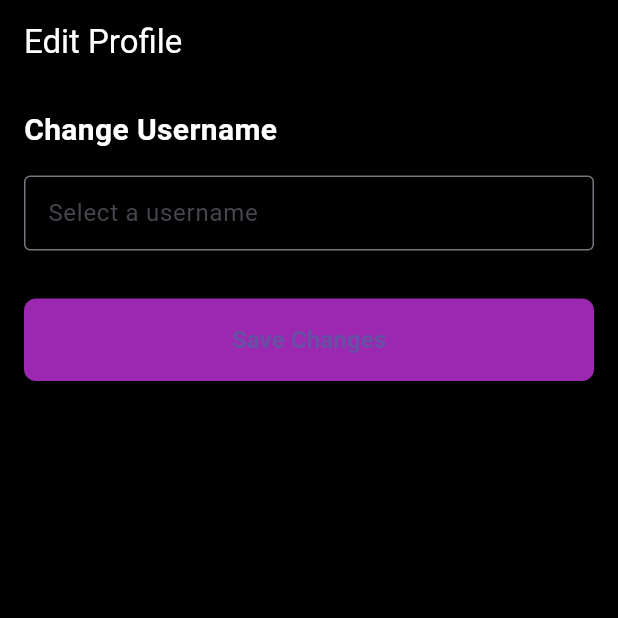
After one commit to abdurrahimagca/qoo_quote, a Flutter app: the PatchUserPage screen opened directly, on a phone screen of 412 x 824 dp, the top half of it. The commit adds this screen. Run offline on Flutter 3.47's test engine with Material 3 defaults, Android fonts, the phone set to English and light mode, and no system bars; our stand-ins replace app_links, cached_network_image, dio, flutter_dotenv, flutter_secure_storage, flutter_svg and 6 more; accounts and stored records are empty.

Commit message:
feat: add user profile patching functionality and username availability check

```diff
--- /dev/null
+++ b/lib/features/auth/components/select_username.dart
@@ -0,0 +1,76 @@
+import 'dart:async';
+import 'package:flutter/material.dart';
+import 'package:logger/logger.dart';
+import 'package:qoo_quote/services/gql/user_service.dart';
+
+class SelectUsername extends StatefulWidget {
+  SelectUsername({super.key});
+  final _logger = Logger();
+  @override
+  State<SelectUsername> createState() => _SelectUsernameState();
+}
+
+class _SelectUsernameState extends State<SelectUsername> {
+  final _controller = TextEditingController();
+  final _logger = Logger();
+  Timer? _debounce;
+  bool? _isAvailable;
+
+  @override
+  void initState() {
+    super.initState();
+
+    _controller.addListener(() {
+      final text = _controller.text.trim();
+
+      if (_debounce?.isActive ?? false) _debounce!.cancel();
+      _debounce = Timer(const Duration(milliseconds: 500), () async {
+        if (text.isNotEmpty) {
+          try {
+            final result = await UserService().checkUserNameAvailability(text);
+            _logger.d("Username availability check: $text -> $result");
+
+            setState(() => _isAvailable = result);
+          } catch (e) {
+            setState(() => _isAvailable = null); // error case
+          }
+        }
+      });
+    });
+  }
+
+  @override
+  void dispose() {
+    _controller.dispose();
+    _debounce?.cancel();
+    super.dispose();
+  }
+
+  @override
+  Widget build(BuildContext context) {
+    return Column(
+      crossAxisAlignment: CrossAxisAlignment.start,
+      children: [
+        SizedBox(
+          height: 50,
+          child: TextField(
+            controller: _controller,
+            decoration: const InputDecoration(
+              labelText: 'Select a username',
+              border: OutlineInputBorder(),
+            ),
+          ),
+        ),
+        const SizedBox(height: 8),
+        if (_isAvailable != null)
+          Text(
+            _isAvailable! ? '✅ Username available' : '❌ Username taken',
+            style: TextStyle(
+              color: _isAvailable! ? Colors.green : Colors.red,
+              fontSize: 14,
+            ),
+          ),
+      ],
+    );
+  }
+}
--- /dev/null
+++ b/lib/screens/patch_user_page.dart
@@ -0,0 +1,60 @@
+import 'package:flutter/material.dart';
+import 'package:qoo_quote/features/auth/components/select_username.dart';
+
+class PatchUserPage extends StatelessWidget {
+  const PatchUserPage({super.key});
+
+  @override
+  Widget build(BuildContext context) {
+    return Scaffold(
+      appBar: AppBar(
+        title: const Text('Edit Profile'),
+        backgroundColor: Colors.black,
+        foregroundColor: Colors.white,
+      ),
+      backgroundColor: Colors.black,
+      body: SingleChildScrollView(
+        padding: const EdgeInsets.all(16.0),
+        child: Column(
+          crossAxisAlignment: CrossAxisAlignment.start,
+          children: [
+            const Text(
+              'Change Username',
+              style: TextStyle(
+                color: Colors.white,
+                fontSize: 20,
+                fontWeight: FontWeight.bold,
+              ),
+            ),
+            const SizedBox(height: 16),
+            SelectUsername(),
+            const SizedBox(height: 24),
+            SizedBox(
+              width: double.infinity,
+              child: ElevatedButton(
+                onPressed: () {
+                  // TODO: Implement save functionality
+                  Navigator.pop(context);
+                },
+                style: ElevatedButton.styleFrom(
+                  backgroundColor: Colors.purple,
+                  padding: const EdgeInsets.symmetric(vertical: 16),
+                  shape: RoundedRectangleBorder(
+                    borderRadius: BorderRadius.circular(8),
+                  ),
+                ),
+                child: const Text(
+                  'Save Changes',
+                  style: TextStyle(
+                    fontSize: 16,
+                    fontWeight: FontWeight.bold,
+                  ),
+                ),
+              ),
+            ),
+          ],
+        ),
+      ),
+    );
+  }
+}
--- /dev/null
+++ b/lib/services/gql/user_service.dart
@@ -0,0 +1,28 @@
+// lib/services/user_service.dart
+import 'package:graphql_flutter/graphql_flutter.dart';
+import 'package:qoo_quote/services/gql/client.dart';
+
+class UserService {
+  final GraphQLClient _client = GraphQLService.client;
+
+  Future<bool> checkUserNameAvailability(String username) async {
+    const query = r'''
+      query CheckUserNameAvailability($username: String!) {
+        checkUserNameAvailability(username: $username)
+      }
+    ''';
+
+    final result = await _client.query(
+      QueryOptions(
+        document: gql(query),
+        variables: {'username': username},
+      ),
+    );
+
+    if (result.hasException) {
+      throw Exception(result.exception.toString());
+    }
+
+    return result.data?['checkUserNameAvailability'] as bool;
+  }
+}
--- a/pubspec.yaml
+++ b/pubspec.yaml
@@ -60,6 +60,7 @@ dependencies:
 
   path_provider: ^2.1.5
   permission_handler: ^12.0.0+1
+  graphql_flutter: ^5.2.0-beta.8
 
 
 dev_dependencies:
@@ -72,6 +73,7 @@ dev_dependencies:
   # package. See that file for information about deactivating specific lint
   # rules and activating additional ones.
   flutter_lints: ^4.0.0
+
   change_app_package_name: ^1.5.0
 
 # For information on the generic Dart part of this file, see the
```
Also changed, not shown: lib/screens/login.dart (+20 -4 lines), lib/services/gql/client.dart (added, +101 -0 lines), lib/services/rest_services/auth_service.dart (+23 -1 lines), pubspec.lock, 4 other files.
